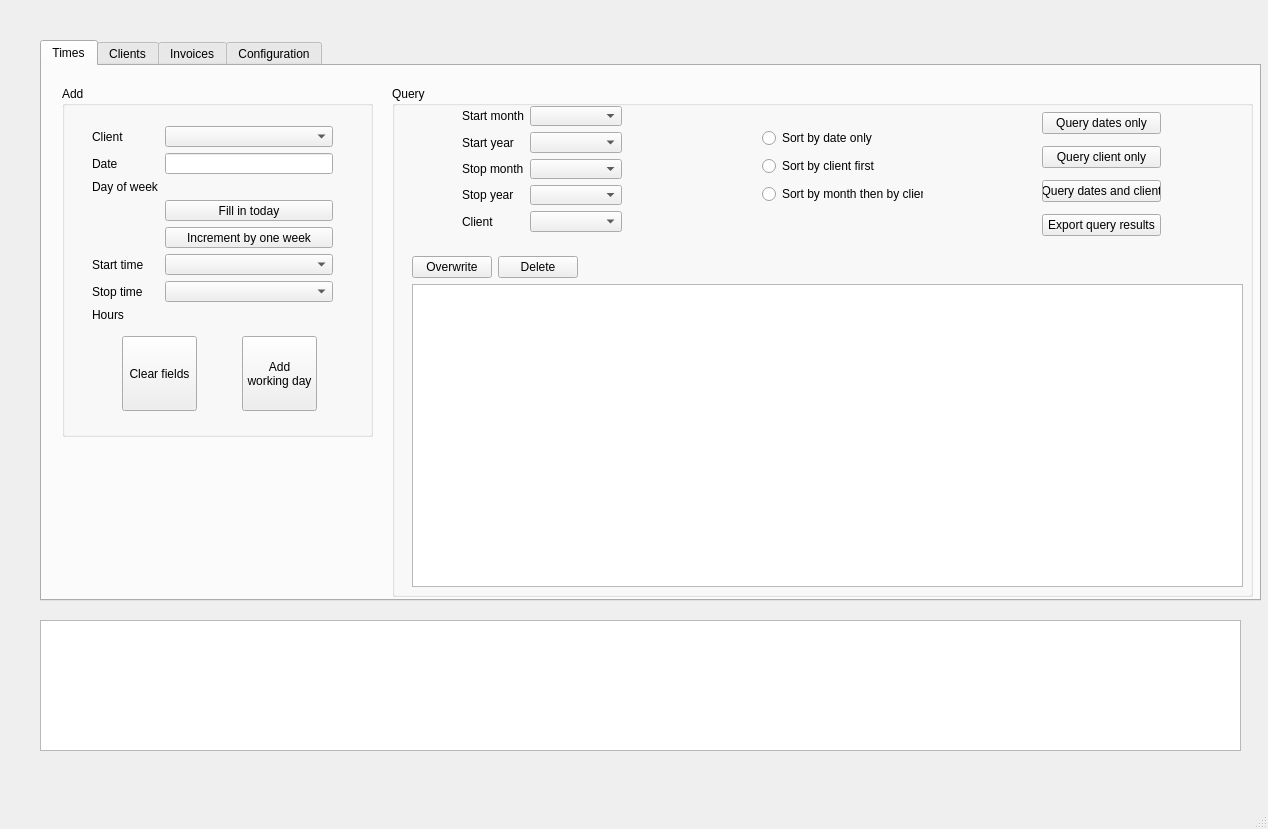
First picture: the form in input_files/Qt_ui_files/asap_layout.ui, repository haroldmeerwaldt/a_simple_accounting_program, before the edit.
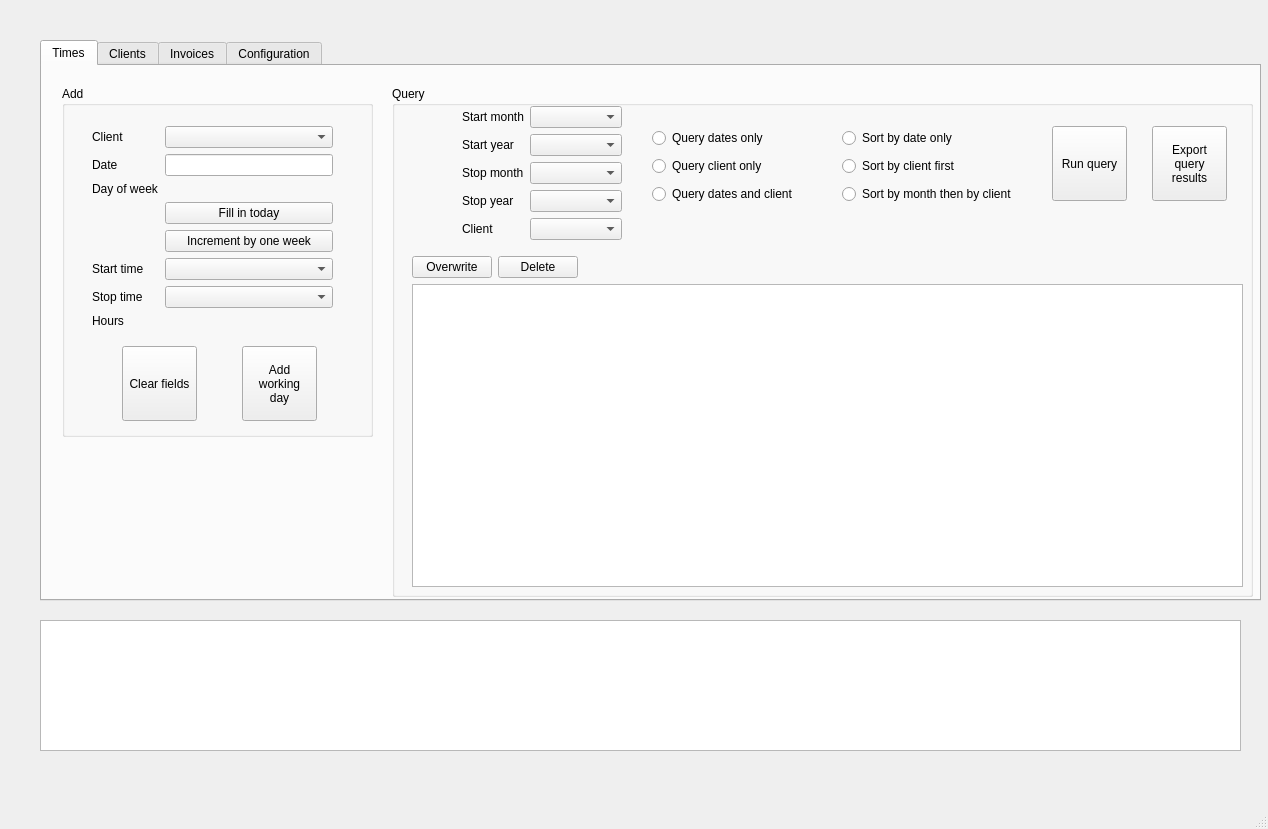
Second picture: the form after the edit. The open tabs and pages were chosen to show the change.

Commit message: added functionality of times delete button; replaced three pushbuttons for times query with three radiobuttons and one pushbutton and implemented functionality

Diff of the .ui file:
```diff
--- a/input_files/Qt_ui_files/asap_layout.ui
+++ b/input_files/Qt_ui_files/asap_layout.ui
@@ -94,7 +94,7 @@
          <x>70</x>
          <y>20</y>
          <width>160</width>
-         <height>126</height>
+         <height>136</height>
         </rect>
        </property>
        <layout class="QFormLayout" name="formLayout">
@@ -153,9 +153,9 @@
       <widget class="QWidget" name="verticalLayoutWidget_2">
        <property name="geometry">
         <rect>
-         <x>370</x>
+         <x>450</x>
          <y>40</y>
-         <width>161</width>
+         <width>186</width>
          <height>80</height>
         </rect>
        </property>
@@ -186,43 +186,64 @@
       <widget class="QWidget" name="layoutWidget">
        <property name="geometry">
         <rect>
-         <x>650</x>
-         <y>20</y>
-         <width>119</width>
-         <height>138</height>
+         <x>260</x>
+         <y>40</y>
+         <width>161</width>
+         <height>80</height>
         </rect>
        </property>
        <layout class="QVBoxLayout" name="verticalLayout_3">
         <item>
-         <widget class="QPushButton" name="pushButton_times_query_dates_only">
+         <widget class="QRadioButton" name="radioButton_times_query_dates_only">
           <property name="text">
            <string>Query dates only</string>
           </property>
          </widget>
         </item>
         <item>
-         <widget class="QPushButton" name="pushButton_times_query_client_only">
+         <widget class="QRadioButton" name="radioButton_times_query_client_only">
           <property name="text">
            <string>Query client only</string>
           </property>
          </widget>
         </item>
         <item>
-         <widget class="QPushButton" name="pushButton_times_query_dates_and_client">
+         <widget class="QRadioButton" name="radioButton_times_query_dates_and_client">
           <property name="text">
            <string>Query dates and client</string>
           </property>
          </widget>
         </item>
-        <item>
-         <widget class="QPushButton" name="pushButton_times_export_query_results">
-          <property name="text">
-           <string>Export query results</string>
-          </property>
-         </widget>
-        </item>
        </layout>
       </widget>
+      <widget class="QPushButton" name="pushButton_times_run_query">
+       <property name="geometry">
+        <rect>
+         <x>660</x>
+         <y>40</y>
+         <width>75</width>
+         <height>75</height>
+        </rect>
+       </property>
+       <property name="text">
+        <string>Run query</string>
+       </property>
+      </widget>
+      <widget class="QPushButton" name="pushButton_times_export_query_results">
+       <property name="geometry">
+        <rect>
+         <x>760</x>
+         <y>40</y>
+         <width>75</width>
+         <height>75</height>
+        </rect>
+       </property>
+       <property name="text">
+        <string>Export 
+query 
+results</string>
+       </property>
+      </widget>
      </widget>
      <widget class="QGroupBox" name="groupBox_2">
       <property name="geometry">
@@ -240,14 +261,15 @@
        <property name="geometry">
         <rect>
          <x>180</x>
-         <y>250</y>
+         <y>260</y>
          <width>75</width>
          <height>75</height>
         </rect>
        </property>
        <property name="text">
         <string>Add 
-working day</string>
+working 
+day</string>
        </property>
       </widget>
       <widget class="QWidget" name="formLayoutWidget_2">
@@ -256,7 +278,7 @@
          <x>30</x>
          <y>40</y>
          <width>241</width>
-         <height>196</height>
+         <height>212</height>
         </rect>
        </property>
        <layout class="QFormLayout" name="formLayout_2">
@@ -348,7 +370,7 @@
        <property name="geometry">
         <rect>
          <x>60</x>
-         <y>250</y>
+         <y>260</y>
          <width>75</width>
          <height>75</height>
         </rect>
```
Left out of the diff: 14 changed lines with no effect on the pictures. The commit also changes 4 other files.
